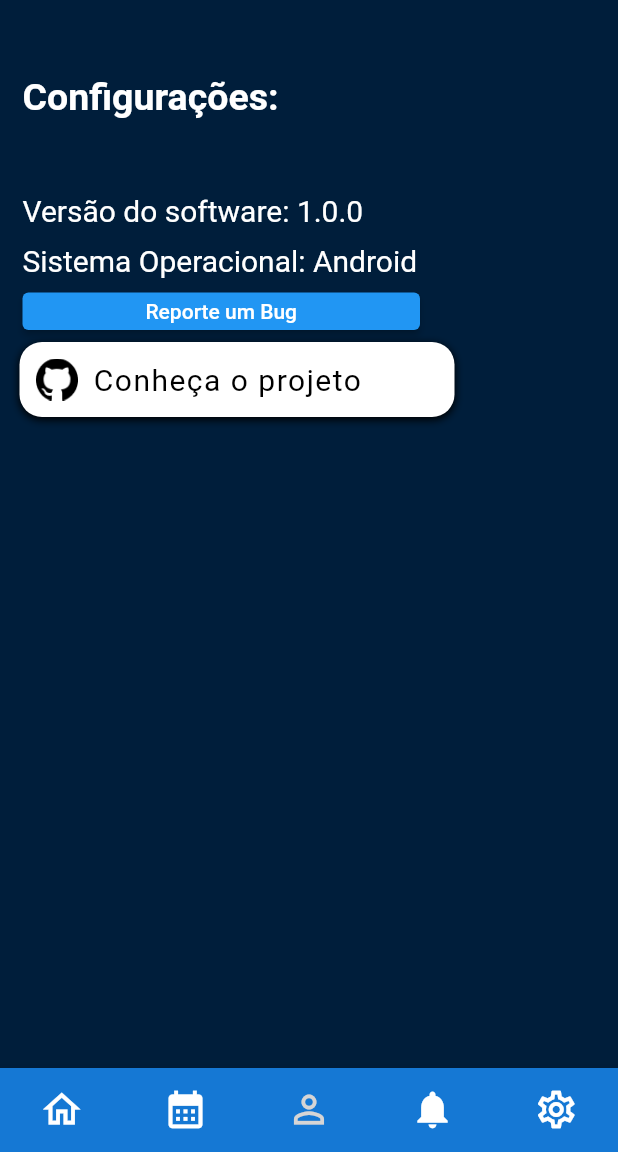
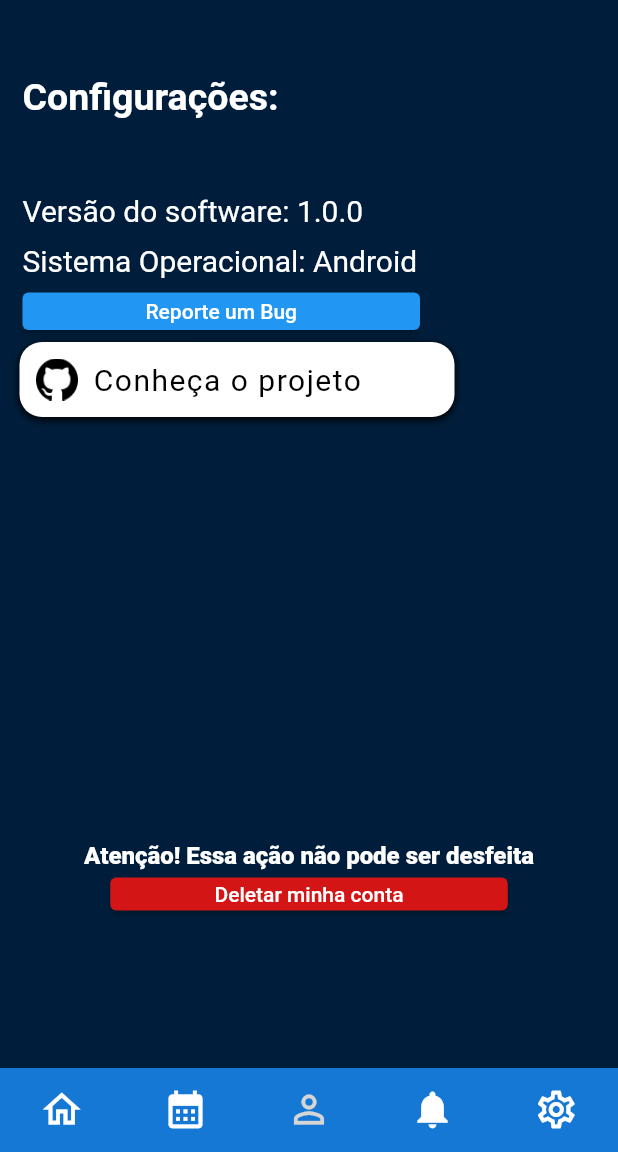
Before and after one commit to EnzoFavaro/Maua-Tasks, a Flutter app: the screen it shows after launch, item 5 of the bottom bar chosen, on a phone screen of 412 x 824 dp, the part 84-1236 px from its top. Run offline on Flutter 3.47's test engine with Material 2 defaults, Android fonts, the phone set to English and light mode, and no system bars; our stand-ins replace table_calendar; Roboto replaces fonts that are missing (Lato-Regular).

Commit message:
finalizando tela settings
Signed-off-by: Iago Aurichio <iagoaurichio39@gmail.com>

```diff
--- a/lib/pages/settings.dart
+++ b/lib/pages/settings.dart
@@ -1,15 +1,15 @@
 import 'package:flutter/material.dart';
 
-class Settings extends StatefulWidget{
+class Settings extends StatefulWidget {
   const Settings({super.key});
 
   @override
   State<Settings> createState() => _SettingsState();
 }
 
-class _SettingsState extends State<Settings>{
+class _SettingsState extends State<Settings> {
   @override
-  Widget build(BuildContext context){
+  Widget build(BuildContext context) {
     return Scaffold(
       backgroundColor: const Color(0xff001E3B),
       appBar: AppBar(
@@ -51,8 +51,7 @@ class _SettingsState extends State<Settings>{
       ),
       body: Column(
         children: [
-          const Row(
-            children: [
+          const Row(children: [
             Padding(
                 padding: EdgeInsets.only(left: 15, top: 50),
                 child: Text(
@@ -63,7 +62,8 @@ class _SettingsState extends State<Settings>{
                     fontSize: 25,
                     fontWeight: FontWeight.bold,
                   ),
-              ))]),
+                ))
+          ]),
           const Row(
             children: [
               Padding(
@@ -75,8 +75,7 @@ class _SettingsState extends State<Settings>{
                       fontSize: 20,
                       fontFamily: 'Lato-Regular',
                     ),
-                )
-              ),
+                  )),
             ],
           ),
           const Row(
@@ -90,8 +89,7 @@ class _SettingsState extends State<Settings>{
                       fontSize: 20,
                       fontFamily: 'Lato-Regular',
                     ),
-                )
-              ),
+                  )),
             ],
           ),
           Row(
@@ -102,27 +100,28 @@ class _SettingsState extends State<Settings>{
                     width: 265,
                     height: 25,
                     child: ElevatedButton(
-                  onPressed: (){},
+                      onPressed: () {},
                       child: const Text("Reporte um Bug"),
-
                     )),
               )
-          ],),
+            ],
+          ),
           Row(
             children: [
-
               Padding(
                 padding: const EdgeInsets.only(left: 5),
                 child: TextButton(
-                    onPressed: (){},
+                    onPressed: () {},
                     child: Container(
                       alignment: Alignment.center,
                       height: 50,
                       width: 290,
                       decoration: BoxDecoration(
                           color: Colors.white,
-                          border: Border.all(width: 1, color: Colors.transparent),
-                          borderRadius: const BorderRadius.all(Radius.circular(15)),
+                          border:
+                              Border.all(width: 1, color: Colors.transparent),
+                          borderRadius:
+                              const BorderRadius.all(Radius.circular(15)),
                           boxShadow: const [
                             BoxShadow(
                                 color: Colors.black,
@@ -148,6 +147,38 @@ class _SettingsState extends State<Settings>{
               ),
             ],
           ),
+          const Padding(
+            padding: EdgeInsets.only(top: 275),
+            child: Text(
+              "Atenção! Essa ação não pode ser desfeita",
+              style: TextStyle(
+                  color: Colors.white,
+                  fontFamily: 'Lato-Regular',
+                  fontSize: 16,
+                  fontWeight: FontWeight.w900),
+            ),
+          ),
+          Padding(
+            padding: const EdgeInsets.only(top: 5),
+            child: SizedBox(
+              width: 265,
+              height: 22,
+              child: ElevatedButton(
+                onPressed: () {},
+                style: ButtonStyle(
+                    backgroundColor:
+                        MaterialStateProperty.all(const Color(0xffD41515))),
+                child: const Text(
+                  "Deletar minha conta",
+                  style: TextStyle(
+                      color: Colors.white,
+                      fontFamily: 'Lato-Regular',
+                      fontSize: 14,
+                      fontWeight: FontWeight.w500),
+                ),
+              ),
+            ),
+          ),
         ],
       ),
     );
```
Lines whose indentation alone changed are shown as unchanged.
